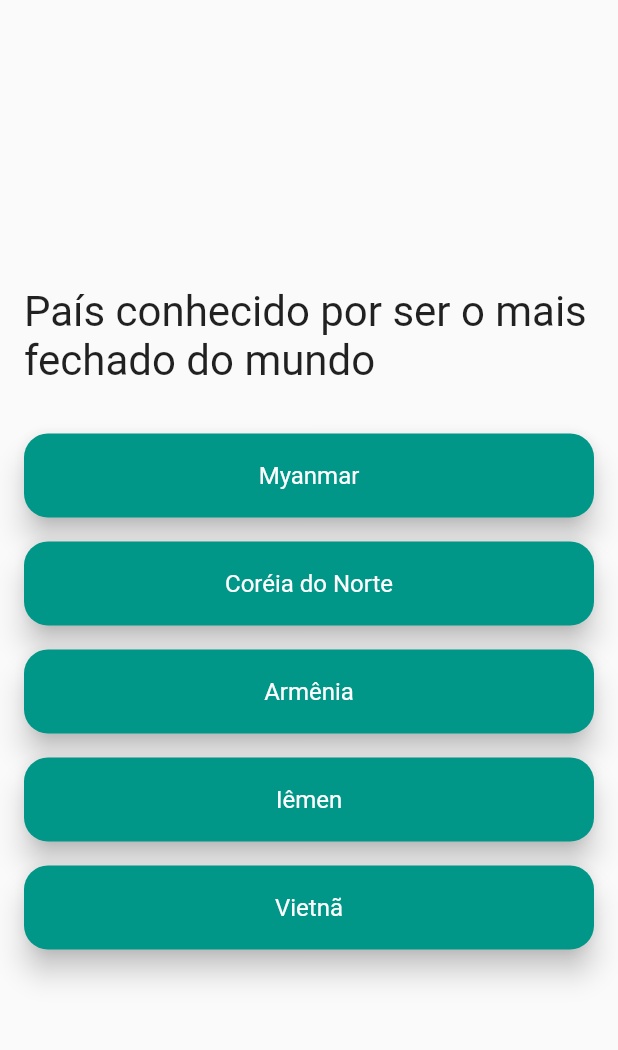
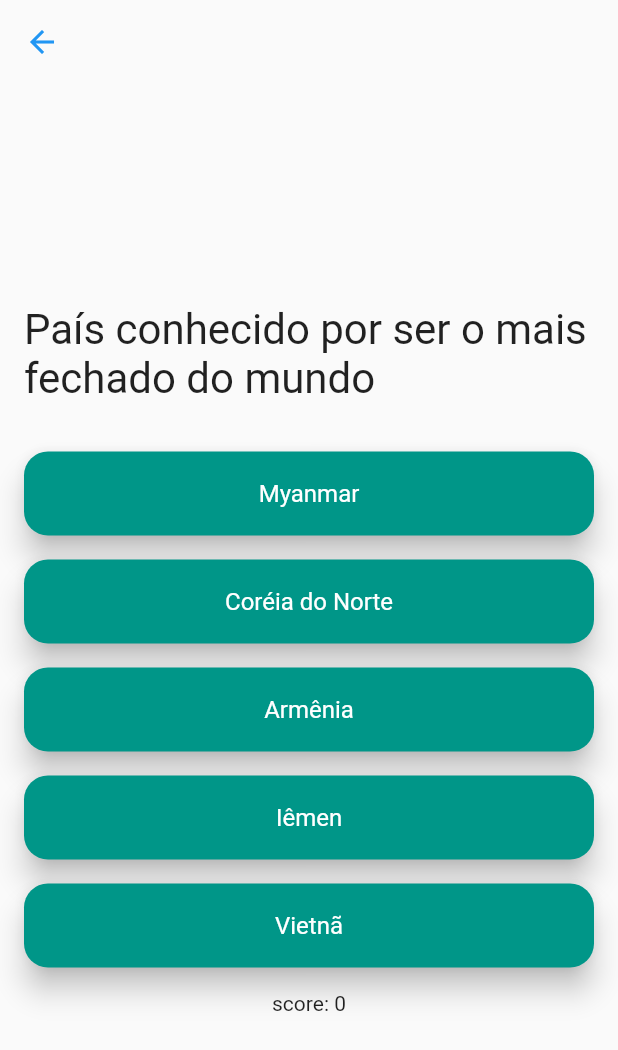
Before and after one commit to marcelopmont/1scjr, a Flutter app: the QuizScreen screen opened by its route, after a tap on "Canadá", on a phone screen of 412 x 824 dp. Shown: the top 1050 px of the screen. Run offline on Flutter 3.47's test engine with Material 2 defaults, Android fonts, the phone set to English and light mode, and no system bars.

Commit message:
Quiz version 2.0

```diff
--- a/lib/screens/quiz/quiz_screen.dart
+++ b/lib/screens/quiz/quiz_screen.dart
@@ -15,7 +15,7 @@ class QuizScreen extends StatefulWidget {
 class _QuizScreenState extends State<QuizScreen> {
   var questions = <QuestionModel>[];
   var questionIndex = 0;
-  var score = 0;
+  var score = [];
 
   @override
   void initState() {
@@ -26,6 +26,16 @@ class _QuizScreenState extends State<QuizScreen> {
   Widget build(BuildContext context) {
     final currentQuestion = questions[questionIndex];
     return Scaffold(
+      appBar: AppBar(
+        backgroundColor: Colors.transparent,
+        elevation: 0,
+        leading: BackButton(
+          onPressed: _onBackPressed,
+        ),
+        iconTheme: IconThemeData(
+          color: Theme.of(context).primaryColor,
+        ),
+      ),
       body: SafeArea(
         child: Padding(
           padding: const EdgeInsets.symmetric(horizontal: 16),
@@ -54,6 +64,8 @@ class _QuizScreenState extends State<QuizScreen> {
                   );
                 },
               ),
+              const SizedBox(height: 16),
+              Text('score: ${score.length}'),
             ],
           ),
         ),
@@ -100,11 +112,21 @@ class _QuizScreenState extends State<QuizScreen> {
     ];
   }
 
+  void _onBackPressed() {
+    if (questionIndex == 0) {
+      Navigator.pop(context);
+    } else {
+      questionIndex--;
+      score.remove(questionIndex);
+      setState(() {});
+    }
+  }
+
   void _onOptionPressed(int optionIndex) {
     final currentQuestion = questions[questionIndex];
 
     if (currentQuestion.answerIndex == optionIndex) {
-      score++;
+      score.add(questionIndex);
     }
 
     _goToNextQuestion();
@@ -116,7 +138,7 @@ class _QuizScreenState extends State<QuizScreen> {
         context,
         QuizFinalScoreScreen.id,
         arguments: QuizFinalScoreScreenArguments(
-          score: score,
+          score: score.length,
         ),
       );
     } else {
```
